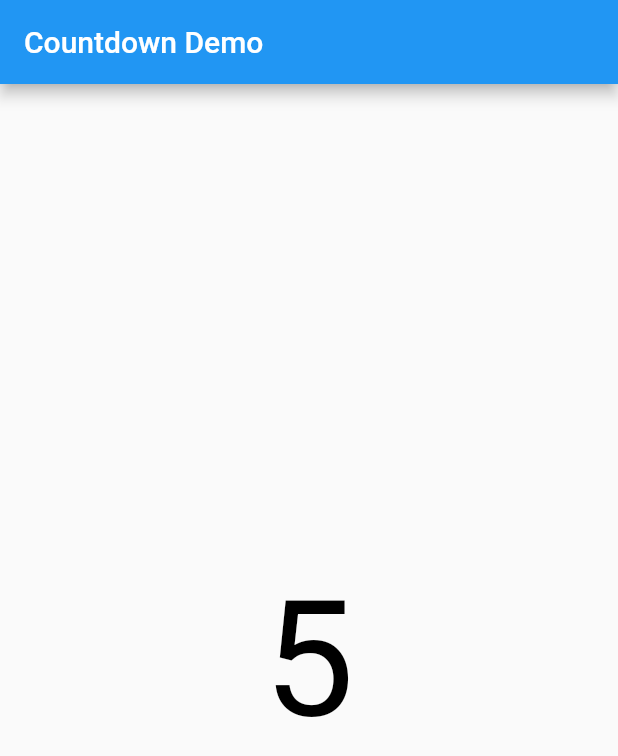
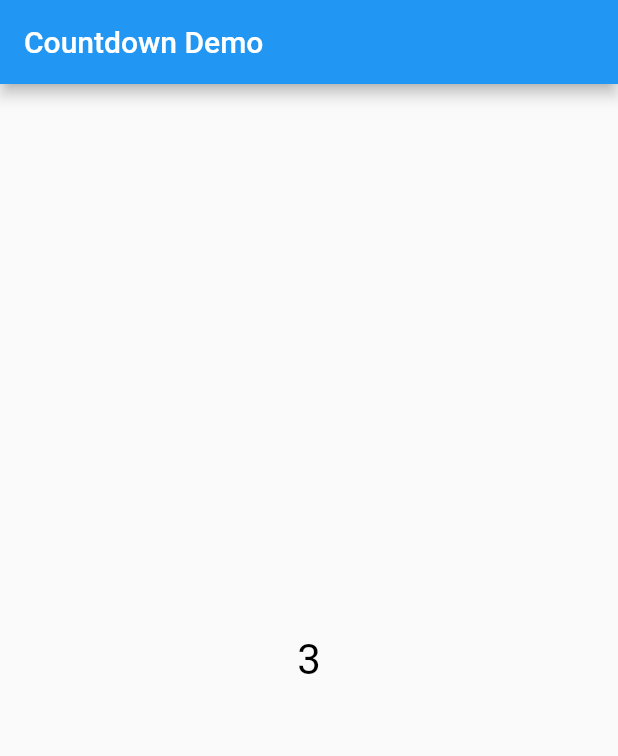
Before and after one commit to tajaouart/animated_countdown, a Flutter app: the first screen one second after launch, on a phone screen of 412 x 824 dp. Shown: the top 756 px of the screen. Run offline on Flutter 3.47's test engine with Material 2 defaults, Android fonts, the phone set to English and light mode, and no system bars.

Commit message:
updated code snippet

```diff
--- a/example/lib/main.dart
+++ b/example/lib/main.dart
@@ -36,19 +36,15 @@ class _MyHomePageState extends State<MyHomePage> {
   @override
   Widget build(BuildContext context) {
     return Scaffold(
-      appBar: AppBar(
-        // Here we take the value from the MyHomePage object that was created by
-        // the App.build method, and use it to set our appbar title.
-        title: Text(widget.title),
-      ),
+      appBar: AppBar(title: Text(widget.title)),
       body: Stack(
         children: [
           if (_displayCountDown)
             Positioned.fill(
               child: Center(
                 child: CountDownWidget(
-                  stepDuration: 5,
-                  maxTextSize: 500,
+                  stepDuration: 3,
+                  maxTextSize: 100,
                   onEnd: () {
                     setState(() {
                       _displayCountDown = false;
@@ -68,9 +64,9 @@ class _MyHomePageState extends State<MyHomePage> {
                   _displayCountDown = true;
                 });
               },
-              tooltip: 'Increment',
+              tooltip: 'Start',
               child: const Icon(Icons.play_arrow_rounded),
-            ), // This trailing comma makes auto-formatting nicer for build methods.
+            ),
     );
   }
 }
--- a/pubspec.yaml
+++ b/pubspec.yaml
@@ -1,6 +1,6 @@
 name: animated_countdown
 description: Animated Countdown Widget.
-version: 0.0.1
+version: 0.0.2
 homepage: https://github.com/tajaouart/animated_countdown
 
 environment:
```
Also changed, not shown: 2 other files.
